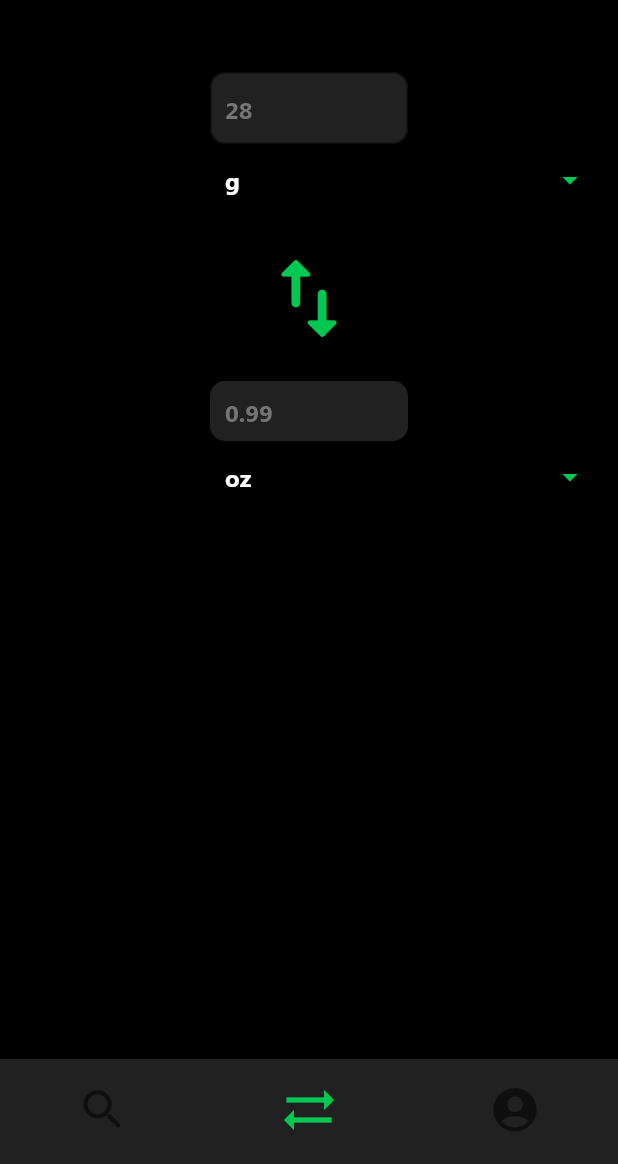
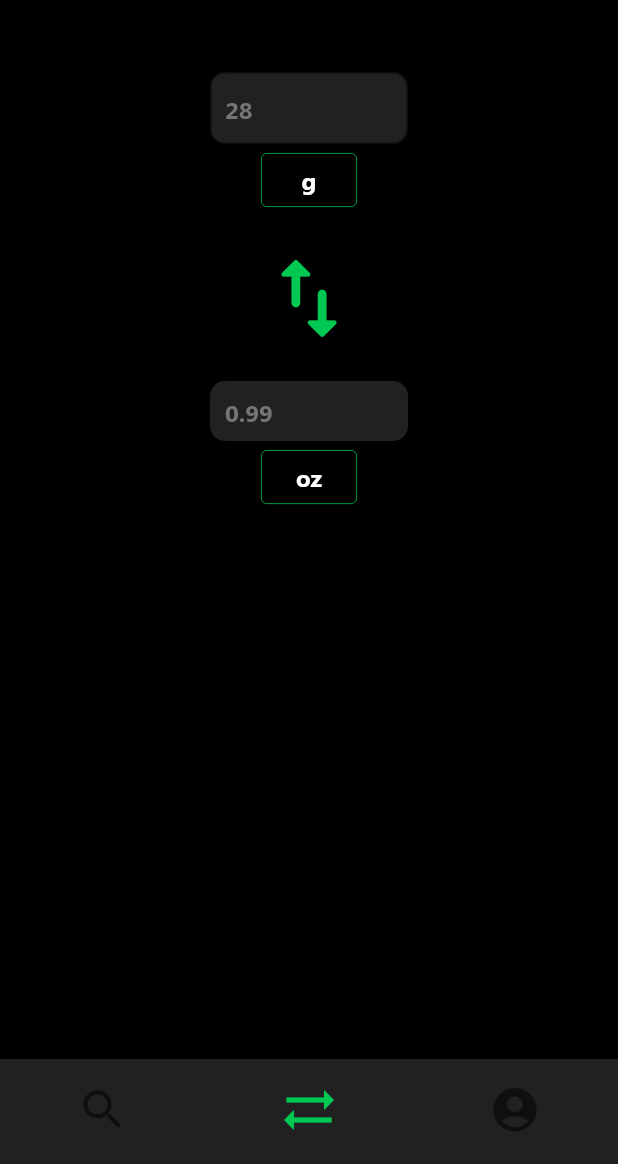
Before and after one commit to cezar-r/weedipedia, a Flutter app: the screen it shows after launch, item 2 of the bottom bar chosen, on a phone screen of 412 x 824 dp, the part 72-1236 px from its top. Run offline on Flutter 3.47's test engine with Material 2 defaults, Android fonts, the light colour scheme and no system bars; our stand-ins replace shared_preferences; missing offline and left inert: flappy_search_bar; statements that could not run were skipped.

Commit message:
Added Cupertino Picker to convert page

```diff
--- a/lib/ConvertPage.dart
+++ b/lib/ConvertPage.dart
@@ -1,3 +1,4 @@
+import 'package:flutter/cupertino.dart';
 import 'package:flutter/material.dart';
 import 'package:myapp/ProfilePage.dart';
 
@@ -70,8 +71,43 @@ class _ConvertPage extends State<ConvertPage> {
 
     var _weights = ['mg', 'g', '1/8', '1/4', '1/2', 'oz', 'kg', 'lb'];
 
+    void showPicker(String from) {
+      showCupertinoModalPopup(
+          context: context,
+          builder: (BuildContext builder) {
+            return Container(
+                height: MediaQuery
+                    .of(context)
+                    .copyWith()
+                    .size
+                    .height * 0.25,
+                color: Colors.black,
+                child: CupertinoPicker(
+                  children: _weights.map((x) => Text(x, style: style(fontSize: 16))).toList(),
+                  onSelectedItemChanged: (value) {
+                    Text text = Text(_weights[value], style: style(),);
+                    if (from == 'from') {
+                      c._convertFrom = text.data.toString();
+                    } else {
+                      c._convertTo = text.data.toString();
+                    }
+                    setState(() {
 
-    return Scaffold(
+                    });
+                  },
+                  itemExtent: 50,
+                  diameterRatio: 4,
+                  useMagnifier: true,
+                  magnification: 1.1,
+                )
+            );
+          }
+      );
+    }
+
+    return GestureDetector(
+      onTap: () => FocusManager.instance.primaryFocus?.unfocus(),
+      child: Scaffold(
         backgroundColor: Colors.black,
         appBar: AppBar(
           title: Text(
@@ -106,26 +142,19 @@ class _ConvertPage extends State<ConvertPage> {
                   ),
                 ),
               ),
-            DropdownButtonHideUnderline(
-              child: DropdownButtonFormField<String>(
-                hint: const Text('Amount'),
-                iconEnabledColor: AppUser.getColor(),
-                style: style(fontSize: 16),
-                dropdownColor: Colors.black,
-                value: c._convertFrom,
-                onChanged: (String? newValue) {
-                  c._convertFrom = newValue;
-                    // state.didChange(newValue);
+              ElevatedButton(
+                child: Text(
+                    c._convertFrom!,
+                    style: style(fontSize: 16),),
+                onPressed: (){
+                  showPicker("from");
                 },
-                items: _weights.map((String value) {
-                  return DropdownMenuItem<String>(
-                    value: value,
-                    child: Text(value),
-                  );
-                }).toList(),
-                decoration: const InputDecoration(
-                  contentPadding: EdgeInsets.fromLTRB(130, 10, 120, 10),
+                style: ElevatedButton.styleFrom(
+                  side: BorderSide(
+                    width: .5,
+                    color: AppUser.getColor()!,
                   ),
+                  primary: Colors.black,
                 ),
               ),
               const SizedBox(height: 20),
@@ -167,26 +196,19 @@ class _ConvertPage extends State<ConvertPage> {
                   ),
                 ),
               ),
-            DropdownButtonHideUnderline(
-              child: DropdownButtonFormField<String>(
-                hint: const Text('Amount'),
-                iconEnabledColor: AppUser.getColor(),
-                style: style(fontSize: 16),
-                dropdownColor: Colors.black,
-                value: c._convertTo,
-                isDense: true,
-                onChanged: (String? newValue) {
-                    c._convertTo = newValue;
+              ElevatedButton(
+                child: Text(
+                  c._convertTo!,
+                  style: style(fontSize: 16),),
+                onPressed: (){
+                  showPicker("to");
                 },
-                items: _weights.map((String value) {
-                  return DropdownMenuItem<String>(
-                    value: value,
-                    child: Text(value),
-                  );
-                }).toList(),
-                decoration: const InputDecoration(
-                  contentPadding: EdgeInsets.fromLTRB(130, 10, 120, 10),
+                style: ElevatedButton.styleFrom(
+                  side: BorderSide(
+                    width: .5,
+                    color: AppUser.getColor()!,
                   ),
+                  primary: Colors.black,
                 ),
               ),
             ],
@@ -217,6 +239,7 @@ class _ConvertPage extends State<ConvertPage> {
           showSelectedLabels: false,
           showUnselectedLabels: false,
         ),
+      ),
     );
   }
 }
--- a/lib/main.dart
+++ b/lib/main.dart
@@ -4,6 +4,7 @@ Recent Searches
 Converter
   Find way to make dropdown start from the bottom
   Make input fields slightly bigger? (1.5-2x bigger)
+Keyboard collapse on scroll up
 */
 
 /// Home Screen Page
```
Lines whose indentation alone changed are shown as unchanged.
